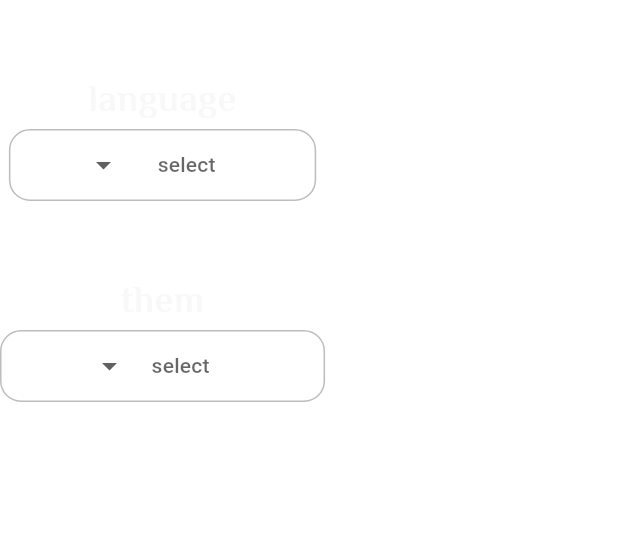
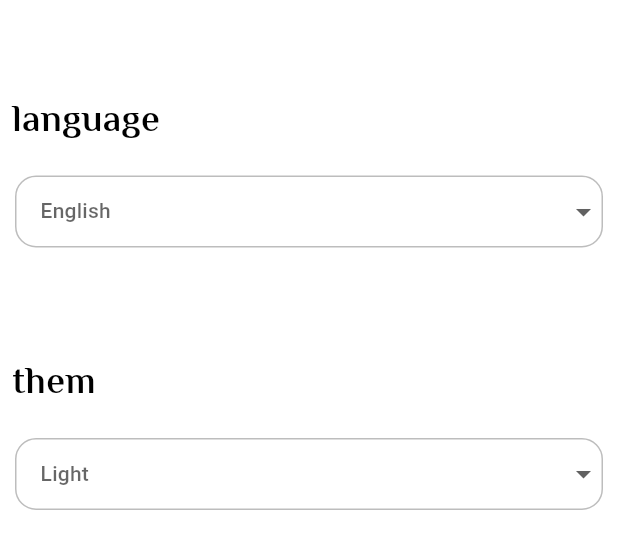
Before and after one commit to Mohamedal2001/islami-app, a Flutter app: the Settingpage widget shown alone on an empty page, opened directly, on a phone screen of 412 x 824 dp. Shown: the top 549 px of the screen. Run offline on Flutter 3.47's test engine with Material 3 defaults, Android fonts, the phone set to English and light mode, and no system bars; drawn by our look-alikes of dropdown_button2; generated files the repository leaves out were written again.

Commit message:
app provider and edit

```diff
--- a/lib/modules/Setting/settingPage.dart
+++ b/lib/modules/Setting/settingPage.dart
@@ -1,6 +1,9 @@
 import 'package:dropdown_button2/dropdown_button2.dart';
 import 'package:flutter/material.dart';
 import 'package:dropdown_button2/dropdown_button2.dart';
+import 'package:provider/provider.dart';
+
+import '../../core/providersetting.dart';
 class Settingpage extends StatefulWidget {
     Settingpage({super.key});
 
@@ -10,6 +13,8 @@ class Settingpage extends StatefulWidget {
 
 class _SettingpageState extends State<Settingpage> {
   @override
+  String SelectLang="English";
+  String Selectitem='Light';
   final List<String> langitem = [
     'عربي',
     'English',
@@ -20,23 +25,32 @@ class _SettingpageState extends State<Settingpage> {
     'Dark',
 
   ];
-
-
   String? selectedValue;
 
   @override
   Widget build(BuildContext context) {
+    ProvderSetting provider =Provider.of<ProvderSetting>(context);
     return Column(
+      crossAxisAlignment: CrossAxisAlignment.stretch,
       children: [
+        SizedBox(height: 55,),
         Padding(
-          padding: const EdgeInsets.only(top: 50),
+          padding: const EdgeInsets.all(8.0),
           child: Text('language'),
         ),
     DropdownButtonHideUnderline(
+
+        child: Container(
+          margin: EdgeInsets.all(10),
           child: DropdownButton2<String>(
-
+            dropdownStyleData: DropdownStyleData(
+              decoration: BoxDecoration(
+                borderRadius: BorderRadius.circular(14),
+                color: Colors.white,
+              ),
+            ),
             hint: Text(
-            'select',
+              SelectLang,
               style: TextStyle(
                 fontSize: 14,
                 color: Theme.of(context).hintColor,
@@ -45,6 +59,7 @@ class _SettingpageState extends State<Settingpage> {
             items: langitem
                 .map(
                     (String item) => DropdownMenuItem<String>(
+
               value: item,
               child: Text(
                 item,
@@ -55,12 +70,15 @@ class _SettingpageState extends State<Settingpage> {
             ))
                 .toList(),
 
-          value: selectedValue,
+
             onChanged: (String? value) {
-print(value);
-setState(() {
-
-});
+              SelectLang=value!;
+          if(value=="عربي"){
+            provider.changLanguage('ar');
+          }
+          if(value=="English"){
+            provider.changLanguage('en');
+          }
             },
             buttonStyleData:  ButtonStyleData(
               decoration: BoxDecoration(
@@ -68,21 +86,26 @@ setState(() {
                 border: Border.all(color:Colors.black26),
                 color:Colors.white
               ),
-            padding: EdgeInsets.symmetric(horizontal: 50),
+
 
             ),
 
           ),
         ),
+      ),
+        SizedBox(height: 55,),
         Padding(
-          padding: const EdgeInsets.only(top: 50),
+          padding: const EdgeInsets.all(8.0),
           child: Text('them'),
         ),
         DropdownButtonHideUnderline(
 
+          child: Container(
+            margin: EdgeInsets.all(10),
             child: DropdownButton2<String>(
+
               hint: Text(
-              'select',
+                Selectitem,
                 style: TextStyle(
                   fontSize: 14,
                   color: Theme.of(context).hintColor,
@@ -101,12 +124,15 @@ setState(() {
                     ),
                   ))
                   .toList(),
-            value: selectedValue,
+
               onChanged: (String? value) {
-              print(value);
-              setState(() {
-
-              });
+                     Selectitem=value!;
+                if(value=="Dark"){
+                  provider.changthem(ThemeMode.dark);
+                }
+                if(value=="Light"){
+                  provider.changthem(ThemeMode.light);
+                }
               },
               buttonStyleData:  ButtonStyleData(
                 decoration: BoxDecoration(
@@ -116,10 +142,15 @@ setState(() {
                 color: Colors.black26,
                 ),
                 ),
-              padding: EdgeInsets.symmetric(horizontal: 60),
+
 
               ),
-            menuItemStyleData: const MenuItemStyleData(
+              dropdownStyleData: DropdownStyleData(
+                decoration: BoxDecoration(
+                  borderRadius: BorderRadius.circular(14),
+                  color: Colors.white,
+                ),
+              ),
 
             ),
           ),
--- a/lib/modules/radio/radio.dart
+++ b/lib/modules/radio/radio.dart
@@ -8,7 +8,7 @@ class Radiopage extends StatelessWidget {
     return Scaffold(
       body:
       Center(
-        child: Text('Radio'),
+        child:Image.asset('assets/image/radio_image.png'),
       ),
     ) ;
   }
--- a/pubspec.yaml
+++ b/pubspec.yaml
@@ -40,6 +40,7 @@ dependencies:
   flutter_localizations:
     sdk: flutter
   intl: any
+  provider: ^6.1.2
 
 dev_dependencies:
   flutter_test:
```
Also changed, not shown: lib/core/providersetting.dart (added, +29 -0 lines), lib/main.dart (+14 -5 lines), lib/modules/Layout/Layout.dart (+7 -3 lines), lib/modules/hadit/haditcontent.dart (+15 -4 lines), lib/modules/quran/suracuntant.dart (+12 -4 lines), lib/modules/sebha/Sebhapage.dart (+27 -6 lines), pubspec.lock. Lines whose indentation alone changed are shown as unchanged.
